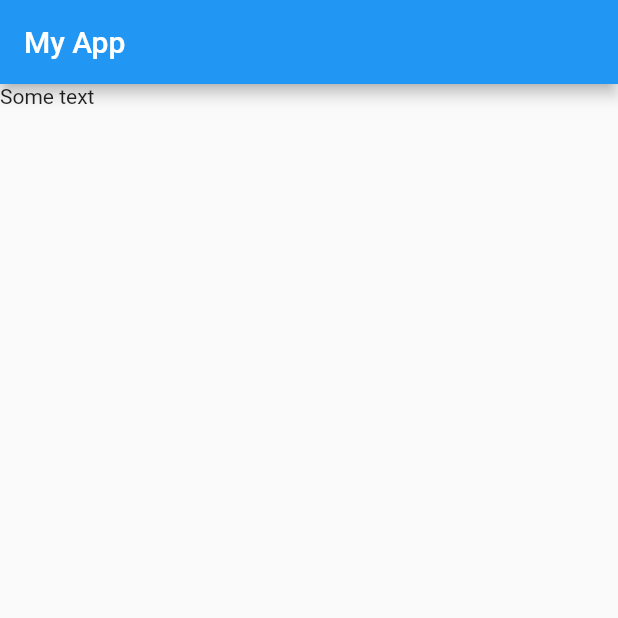
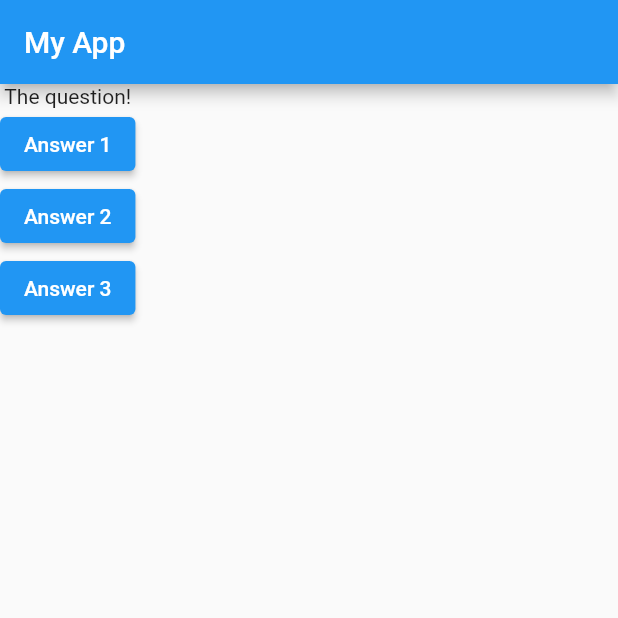
Before and after one commit to songhee24/flutter_begin, a Flutter app: the screen it shows after launch, on a phone screen of 412 x 824 dp, the top half of it. Run offline on Flutter 3.47's test engine with Material 2 defaults, Android fonts, the phone set to English and light mode, and no system bars.

Commit message:
where have I seen it before...

```diff
--- a/lib/main.dart
+++ b/lib/main.dart
@@ -8,14 +8,33 @@ void main() {
 class MyApp extends StatelessWidget {
   const MyApp({super.key});
 
+  void answerQuestion() {
+    print('Answer Chosen !');
+  }
+
   @override
   Widget build(BuildContext context) {
+    List<String> questions = [
+      "What's your favorite color ?",
+      'What\s yout favorite animal ?'
+    ];
     return MaterialApp(
         home: Scaffold(
       appBar: AppBar(
         title: const Text('My App'),
       ),
-      body: const Text('Some text'),
+      body: Column(
+        children: <Widget>[
+          const Text("The question!"),
+          ElevatedButton(
+              onPressed: () => answerQuestion(), child: const Text('Answer 1')),
+          ElevatedButton(
+              onPressed: answerQuestion, child: const Text('Answer 2')),
+          ElevatedButton(
+              onPressed: () => {print('Answer Chosen !')},
+              child: const Text('Answer 3')),
+        ],
+      ),
     ));
   }
 }
```
